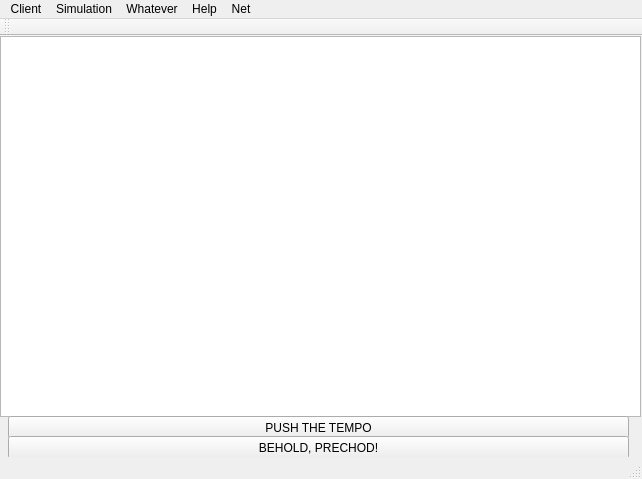
Before: the Qt Designer form mainwindow.ui in garretraziel/icp, drawn with Qt 5.
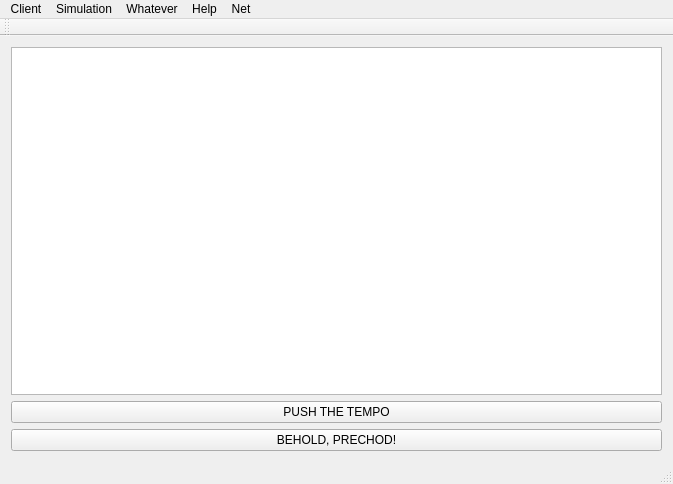
After: the same form once the commit is applied.

What changed in the file:
```diff
--- a/mainwindow.ui
+++ b/mainwindow.ui
@@ -6,8 +6,8 @@
    <rect>
     <x>0</x>
     <y>0</y>
-    <width>642</width>
-    <height>479</height>
+    <width>673</width>
+    <height>484</height>
    </rect>
   </property>
   <property name="windowTitle">
@@ -17,49 +17,36 @@
    <string/>
   </property>
   <widget class="QWidget" name="centralWidget">
-   <widget class="QGraphicsView" name="view">
-    <property name="geometry">
-     <rect>
-      <x>0</x>
-      <y>0</y>
-      <width>641</width>
-      <height>381</height>
-     </rect>
-    </property>
-   </widget>
+   <layout class="QVBoxLayout" name="verticalLayout_2">
+    <item>
+     <layout class="QVBoxLayout" name="verticalLayout">
+      <item>
+       <widget class="QGraphicsView" name="view"/>
+      </item>
+      <item>
    <widget class="QPushButton" name="pushButton">
-    <property name="geometry">
-     <rect>
-      <x>8</x>
-      <y>380</y>
-      <width>621</width>
-      <height>23</height>
-     </rect>
-    </property>
     <property name="text">
      <string>PUSH THE TEMPO</string>
     </property>
    </widget>
+      </item>
+      <item>
    <widget class="QPushButton" name="pushButtonRect">
-    <property name="geometry">
-     <rect>
-      <x>8</x>
-      <y>400</y>
-      <width>621</width>
-      <height>23</height>
-     </rect>
-    </property>
     <property name="text">
      <string>BEHOLD, PRECHOD!</string>
     </property>
    </widget>
+      </item>
+     </layout>
+    </item>
+   </layout>
   </widget>
   <widget class="QMenuBar" name="menuBar">
    <property name="geometry">
     <rect>
      <x>0</x>
      <y>0</y>
-     <width>642</width>
+     <width>673</width>
      <height>20</height>
     </rect>
    </property>
```
Lines whose indentation alone changed are shown as unchanged.
